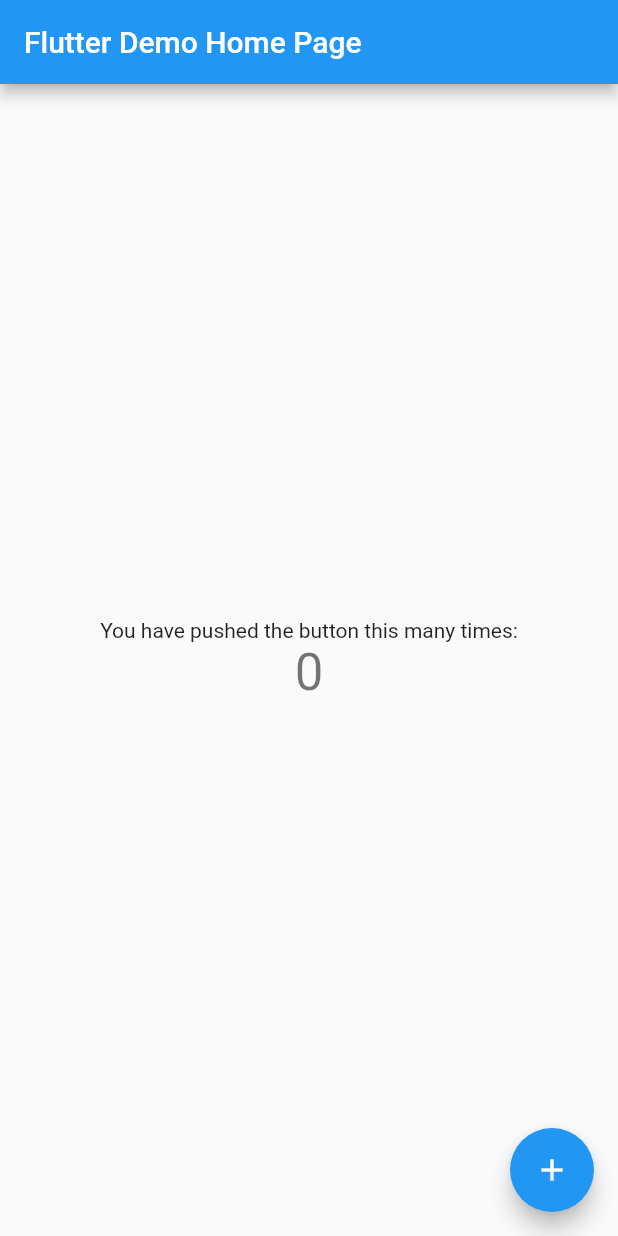
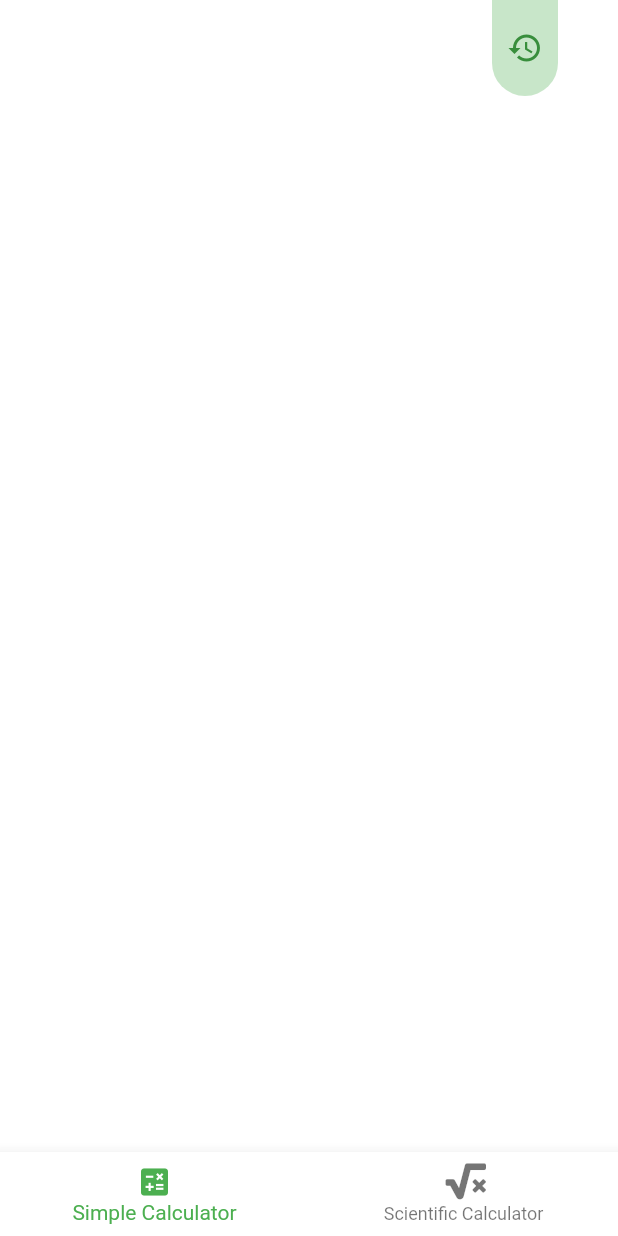
Before and after one commit to Mk2896/Calculator, a Flutter app: the screen it shows after launch, on a phone screen of 412 x 824 dp. Run offline on Flutter 3.47's test engine with Material 2 defaults, Android fonts, the phone set to English and light mode, and no system bars.

Commit message:
basic done

```diff
--- a/lib/main.dart
+++ b/lib/main.dart
@@ -1,3 +1,5 @@
+import 'package:calculator/models/theme.dart';
+import 'package:calculator/screens/my_home_page.dart';
 import 'package:flutter/material.dart';
 
 void main() {
@@ -7,109 +9,15 @@ void main() {
 class MyApp extends StatelessWidget {
   const MyApp({Key? key}) : super(key: key);
 
-  // This widget is the root of your application.
   @override
   Widget build(BuildContext context) {
     return MaterialApp(
+      themeMode: ThemeMode.system,
+      darkTheme: ThemeClass.darkTheme,
+      theme: ThemeClass.lightTheme,
+      debugShowCheckedModeBanner: false,
       title: 'Flutter Demo',
-      theme: ThemeData(
-        // This is the theme of your application.
-        //
-        // Try running your application with "flutter run". You'll see the
-        // application has a blue toolbar. Then, without quitting the app, try
-        // changing the primarySwatch below to Colors.green and then invoke
-        // "hot reload" (press "r" in the console where you ran "flutter run",
-        // or simply save your changes to "hot reload" in a Flutter IDE).
-        // Notice that the counter didn't reset back to zero; the application
-        // is not restarted.
-        primarySwatch: Colors.blue,
-      ),
-      home: const MyHomePage(title: 'Flutter Demo Home Page'),
+      home: const MyHomePage(),
     );
   }
 }
-
-class MyHomePage extends StatefulWidget {
-  const MyHomePage({Key? key, required this.title}) : super(key: key);
-
-  // This widget is the home page of your application. It is stateful, meaning
-  // that it has a State object (defined below) that contains fields that affect
-  // how it looks.
-
-  // This class is the configuration for the state. It holds the values (in this
-  // case the title) provided by the parent (in this case the App widget) and
-  // used by the build method of the State. Fields in a Widget subclass are
-  // always marked "final".
-
-  final String title;
-
-  @override
-  State<MyHomePage> createState() => _MyHomePageState();
-}
-
-class _MyHomePageState extends State<MyHomePage> {
-  int _counter = 0;
-
-  void _incrementCounter() {
-    setState(() {
-      // This call to setState tells the Flutter framework that something has
-      // changed in this State, which causes it to rerun the build method below
-      // so that the display can reflect the updated values. If we changed
-      // _counter without calling setState(), then the build method would not be
-      // called again, and so nothing would appear to happen.
-      _counter++;
-    });
-  }
-
-  @override
-  Widget build(BuildContext context) {
-    // This method is rerun every time setState is called, for instance as done
-    // by the _incrementCounter method above.
-    //
-    // The Flutter framework has been optimized to make rerunning build methods
-    // fast, so that you can just rebuild anything that needs updating rather
-    // than having to individually change instances of widgets.
-    return Scaffold(
-      appBar: AppBar(
-        // Here we take the value from the MyHomePage object that was created by
-        // the App.build method, and use it to set our appbar title.
-        title: Text(widget.title),
-      ),
-      body: Center(
-        // Center is a layout widget. It takes a single child and positions it
-        // in the middle of the parent.
-        child: Column(
-          // Column is also a layout widget. It takes a list of children and
-          // arranges them vertically. By default, it sizes itself to fit its
-          // children horizontally, and tries to be as tall as its parent.
-          //
-          // Invoke "debug painting" (press "p" in the console, choose the
-          // "Toggle Debug Paint" action from the Flutter Inspector in Android
-          // Studio, or the "Toggle Debug Paint" command in Visual Studio Code)
-          // to see the wireframe for each widget.
-          //
-          // Column has various properties to control how it sizes itself and
-          // how it positions its children. Here we use mainAxisAlignment to
-          // center the children vertically; the main axis here is the vertical
-          // axis because Columns are vertical (the cross axis would be
-          // horizontal).
-          mainAxisAlignment: MainAxisAlignment.center,
-          children: <Widget>[
-            const Text(
-              'You have pushed the button this many times:',
-            ),
-            Text(
-              '$_counter',
-              style: Theme.of(context).textTheme.headline4,
-            ),
-          ],
-        ),
-      ),
-      floatingActionButton: FloatingActionButton(
-        onPressed: _incrementCounter,
-        tooltip: 'Increment',
-        child: const Icon(Icons.add),
-      ), // This trailing comma makes auto-formatting nicer for build methods.
-    );
-  }
-}
--- /dev/null
+++ b/lib/models/theme.dart
@@ -0,0 +1,22 @@
+import 'package:flutter/material.dart';
+
+class ThemeClass {
+  static ThemeData lightTheme = ThemeData(
+    scaffoldBackgroundColor: Colors.white,
+    bottomNavigationBarTheme: const BottomNavigationBarThemeData(
+      backgroundColor: Colors.white,
+      selectedItemColor: Colors.green,
+    ),
+    primarySwatch: Colors.green,
+  );
+
+  static ThemeData darkTheme = ThemeData(
+    scaffoldBackgroundColor: Colors.black,
+    bottomNavigationBarTheme: const BottomNavigationBarThemeData(
+      backgroundColor: Colors.black,
+      unselectedItemColor: Colors.grey,
+      selectedItemColor: Colors.greenAccent,
+    ),
+    primarySwatch: Colors.grey,
+  );
+}
--- /dev/null
+++ b/lib/my_flutter_app_icons.dart
@@ -0,0 +1,30 @@
+/// Flutter icons MyFlutterApp
+/// Copyright (C) 2022 by original authors @ fluttericon.com, fontello.com
+/// This font was generated by FlutterIcon.com, which is derived from Fontello.
+///
+/// To use this font, place it in your fonts/ directory and include the
+/// following in your pubspec.yaml
+///
+/// flutter:
+///   fonts:
+///    - family:  MyFlutterApp
+///      fonts:
+///       - asset: fonts/MyFlutterApp.ttf
+///
+///
+/// * Font Awesome 4, Copyright (C) 2016 by Dave Gandy
+///         Author:    Dave Gandy
+///         License:   SIL ()
+///         Homepage:  http://fortawesome.github.com/Font-Awesome/
+///
+import 'package:flutter/widgets.dart';
+
+class MyIcons {
+  MyIcons._();
+
+  static const _kFontFam = 'MyFlutterApp';
+  static const String? _kFontPkg = null;
+
+  static const IconData squareRoot =
+      IconData(0xf698, fontFamily: _kFontFam, fontPackage: _kFontPkg);
+}
--- /dev/null
+++ b/lib/screens/calculator.dart
@@ -0,0 +1,20 @@
+import 'package:flutter/material.dart';
+
+class Calculator extends StatelessWidget {
+  const Calculator({Key? key}) : super(key: key);
+
+  @override
+  Widget build(BuildContext context) {
+    return Column(
+      children: [
+        Container(
+          width: MediaQuery.of(context).size.width,
+          height: MediaQuery.of(context).size.height * 0.4,
+        ),
+        Expanded(
+          child: Container(),
+        ),
+      ],
+    );
+  }
+}
--- /dev/null
+++ b/lib/screens/history.dart
@@ -0,0 +1,38 @@
+import 'package:flutter/material.dart';
+
+class History extends StatelessWidget {
+  const History({Key? key, required this.openHistoryMethod}) : super(key: key);
+
+  final void Function()? openHistoryMethod;
+
+  @override
+  Widget build(BuildContext context) {
+    return Column(
+      crossAxisAlignment: CrossAxisAlignment.end,
+      children: [
+        Container(
+          width: MediaQuery.of(context).size.width,
+          height: MediaQuery.of(context).size.height,
+          color: Colors.green,
+        ),
+        InkWell(
+          onTap: openHistoryMethod,
+          child: Container(
+            margin: const EdgeInsets.only(right: 40),
+            decoration: BoxDecoration(
+              color: Theme.of(context).primaryColorLight,
+              borderRadius: const BorderRadius.vertical(
+                bottom: Radius.circular(50),
+              ),
+            ),
+            padding: const EdgeInsets.symmetric(horizontal: 10, vertical: 20),
+            child: Icon(
+              Icons.history,
+              color: Theme.of(context).primaryColorDark,
+            ),
+          ),
+        )
+      ],
+    );
+  }
+}
--- /dev/null
+++ b/lib/screens/my_home_page.dart
@@ -0,0 +1,171 @@
+import 'package:calculator/my_flutter_app_icons.dart';
+import 'package:calculator/screens/calculator.dart';
+import 'package:calculator/screens/history.dart';
+import 'package:calculator/screens/scientific_calculator.dart';
+import 'package:flutter/material.dart';
+import 'package:flutter/services.dart';
+
+class MyHomePage extends StatefulWidget {
+  const MyHomePage({Key? key}) : super(key: key);
+  // final BuildContext context;
+  @override
+  State<MyHomePage> createState() => _MyHomePageState();
+}
+
+class _MyHomePageState extends State<MyHomePage> with WidgetsBindingObserver {
+  // Variable to detect swipe direction
+  late DragStartDetails _startDragDetails;
+  late DragUpdateDetails _updateDragDetails;
+  late double _startHistoryTop;
+
+  // Variable to set history animation
+  final int _durationStackAnimation = 700;
+  // Variable that make sure screen orientation set only once in didChangeDependencies method
+  bool _runFirstTime = true;
+
+  // Variable to detect screen orientation/height and set history offset
+  double _screenHeight = 0;
+  double _historyTop = -999999999999999;
+  Orientation _screenOrientation = Orientation.portrait;
+
+  // Variable to set current index of bottom navigation
+  int _selectedIndex = 0;
+
+  // List of screen based on bottom navigation
+  final List<Widget> _bottomNavigationScreens = const [
+    Calculator(),
+    ScientificCalculator()
+  ];
+
+  @override
+  void initState() {
+    super.initState();
+    SystemChrome.setEnabledSystemUIMode(SystemUiMode.manual, overlays: []);
+    WidgetsBinding.instance.addObserver(this);
+  }
+
+  @override
+  void didChangeDependencies() {
+    super.didChangeDependencies();
+    _screenHeight = MediaQuery.of(context).size.height;
+    if (_historyTop != 0) {
+      _historyTop = -_screenHeight;
+    }
+    if (_runFirstTime) {
+      _screenOrientation = MediaQuery.of(context).orientation;
+      _runFirstTime = false;
+    }
+    if (_screenOrientation == Orientation.landscape) {
+      _selectedIndex = 1;
+    }
+  }
+
+  @override
+  void dispose() {
+    WidgetsBinding.instance.removeObserver(this);
+    SystemChrome.setEnabledSystemUIMode(SystemUiMode.manual,
+        overlays: SystemUiOverlay.values);
+    super.dispose();
+  }
+
+  // method that run every time orientation changes
+  @override
+  void didChangeMetrics() {
+    final currentOrientation =
+        WidgetsBinding.instance.window.physicalSize.aspectRatio > 1
+            ? Orientation.landscape
+            : Orientation.portrait;
+    if (currentOrientation != _screenOrientation) {
+      _screenOrientation = currentOrientation;
+      if (currentOrientation == Orientation.landscape) {
+        _selectedIndex = 1;
+      } else {
+        _selectedIndex = 0;
+      }
+      setState(() {});
+    }
+  }
+
+  // Method to open history with tap on history icon
+  void openHistoryMethod() {
+    _historyTop = 0;
+    setState(() {});
+  }
+
+  // Method that run on click of bottom navigation icon
+  void _onBottomNavigationChange(index) {
+    if (index == 1) {
+      SystemChrome.setPreferredOrientations([DeviceOrientation.landscapeLeft]);
+      _screenOrientation = Orientation.landscape;
+    } else {
+      SystemChrome.setPreferredOrientations([DeviceOrientation.portraitUp]);
+      SystemChrome.setPreferredOrientations([]);
+      _screenOrientation = Orientation.portrait;
+    }
+    setState(() {
+      _selectedIndex = index;
+    });
+  }
+
+  @override
+  Widget build(BuildContext context) {
+    return Scaffold(
+      bottomNavigationBar: BottomNavigationBar(
+        currentIndex: _selectedIndex,
+        onTap: _onBottomNavigationChange,
+        items: const [
+          BottomNavigationBarItem(
+              icon: Icon(Icons.calculate), label: "Simple Calculator"),
+          BottomNavigationBarItem(
+              icon: Icon(MyIcons.squareRoot), label: "Scientific Calculator"),
+        ],
+      ),
+      body: SafeArea(
+        child: Stack(
+          children: [
+            _bottomNavigationScreens.elementAt(_selectedIndex),
+            AnimatedPositioned(
+              duration: Duration(milliseconds: _durationStackAnimation),
+              curve: Curves.slowMiddle,
+              top: _historyTop,
+              child: GestureDetector(
+                onVerticalDragStart: (drag) {
+                  _startDragDetails = drag;
+                  _startHistoryTop = _historyTop;
+                },
+                onVerticalDragUpdate: (drag) {
+                  _updateDragDetails = drag;
+                  double dy = _updateDragDetails.globalPosition.dy -
+                      _startDragDetails.globalPosition.dy;
+                  if ((dy < -100 && _startHistoryTop != -_screenHeight) ||
+                      (dy > 100 && _startHistoryTop != 0)) {
+                    _historyTop =
+                        -(_screenHeight - _updateDragDetails.globalPosition.dy);
+                    setState(() {});
+                  }
+                },
+                onVerticalDragEnd: (drag) {
+                  double dy = _updateDragDetails.globalPosition.dy -
+                      _startDragDetails.globalPosition.dy;
+                  if (dy < -100) {
+                    _historyTop = -_screenHeight;
+                  } else if (dy > 100) {
+                    _historyTop = 0;
+                  } else {
+                    if (_historyTop < _screenHeight / 2) {
+                      _historyTop = -_screenHeight;
+                    } else {
+                      _historyTop = 0;
+                    }
+                  }
+                  setState(() {});
+                },
+                child: History(openHistoryMethod: openHistoryMethod),
+              ),
+            ),
+          ],
+        ),
+      ),
+    );
+  }
+}
```
Also changed, not shown: lib/screens/scientific_calculator.dart (added, +18 -0 lines), pubspec.yaml (+4 -4 lines), assets/icons/MyFlutterApp.ttf (added).
